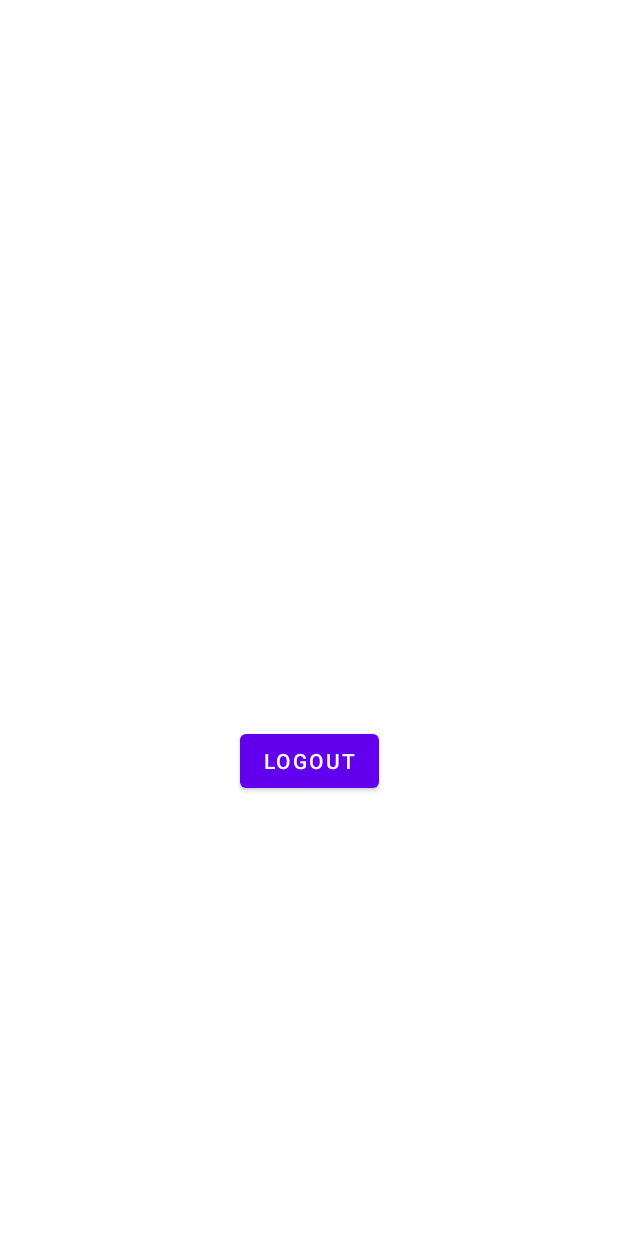
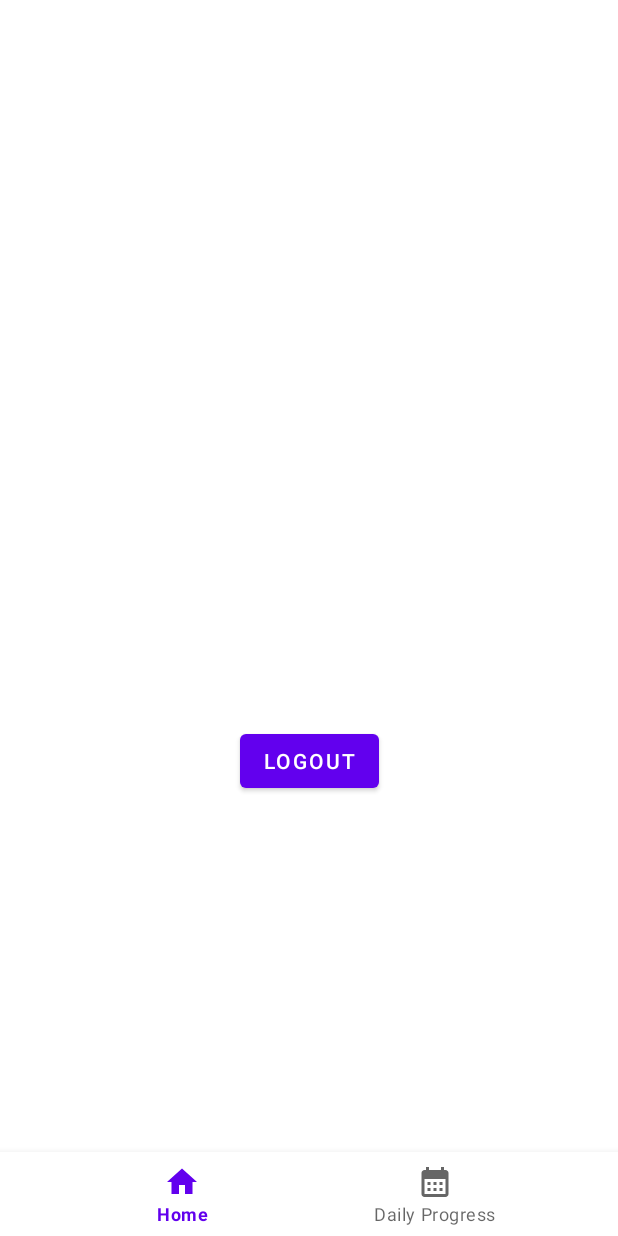
Before and after one commit to ericazpcalaca/Yoga_App, an Android app: the screen it shows after launch once a user with an empty profile is signed in (MainActivity), on a phone screen of 412 x 824 dp. Run offline under Robolectric (Android 15) with nearby library versions, the light colour scheme and no system bars; our stand-ins replace Firebase (no records; nobody signed in at launch, a user with empty details on screens opened directly).

Commit message:
Added bottom menu on the main activity

```diff
--- /dev/null
+++ b/app/src/main/res/drawable/ic_baseline_calendar_month_24.xml
@@ -0,0 +1,5 @@
+<vector android:height="24dp" android:tint="#000000"
+    android:viewportHeight="24" android:viewportWidth="24"
+    android:width="24dp" xmlns:android="http://schemas.android.com/apk/res/android">
+    <path android:fillColor="@android:color/white" android:pathData="M19,4h-1V2h-2v2H8V2H6v2H5C3.89,4 3.01,4.9 3.01,6L3,20c0,1.1 0.89,2 2,2h14c1.1,0 2,-0.9 2,-2V6C21,4.9 20.1,4 19,4zM19,20H5V10h14V20zM9,14H7v-2h2V14zM13,14h-2v-2h2V14zM17,14h-2v-2h2V14zM9,18H7v-2h2V18zM13,18h-2v-2h2V18zM17,18h-2v-2h2V18z"/>
+</vector>
--- /dev/null
+++ b/app/src/main/res/drawable/ic_baseline_home_24.xml
@@ -0,0 +1,5 @@
+<vector android:height="24dp" android:tint="#000000"
+    android:viewportHeight="24" android:viewportWidth="24"
+    android:width="24dp" xmlns:android="http://schemas.android.com/apk/res/android">
+    <path android:fillColor="@android:color/white" android:pathData="M10,20v-6h4v6h5v-8h3L12,3 2,12h3v8z"/>
+</vector>
--- a/app/src/main/res/layout/activity_main.xml
+++ b/app/src/main/res/layout/activity_main.xml
@@ -26,4 +26,15 @@
         app:layout_constraintStart_toStartOf="parent"
         app:layout_constraintTop_toBottomOf="@+id/textView" />
 
+    <com.google.android.material.bottomnavigation.BottomNavigationView
+        android:id="@+id/bottom_navigation"
+        android:layout_width="match_parent"
+        android:layout_height="wrap_content"
+        android:layout_alignParentBottom="true"
+        android:background="@color/white"
+        app:layout_constraintBottom_toBottomOf="parent"
+        app:layout_constraintEnd_toEndOf="parent"
+        app:layout_constraintStart_toStartOf="parent"
+        app:menu="@menu/bottom_menu" />
+
 </androidx.constraintlayout.widget.ConstraintLayout>
--- /dev/null
+++ b/app/src/main/res/menu/bottom_menu.xml
@@ -0,0 +1,10 @@
+<?xml version="1.0" encoding="utf-8"?>
+<menu xmlns:android="http://schemas.android.com/apk/res/android">
+    <item android:id="@+id/home"
+        android:title="Home"
+        android:icon="@drawable/ic_baseline_home_24"/>
+    <item android:id="@+id/progress"
+        android:title="Daily Progress"
+        android:icon="@drawable/ic_baseline_calendar_month_24"/>
+
+</menu>
```
